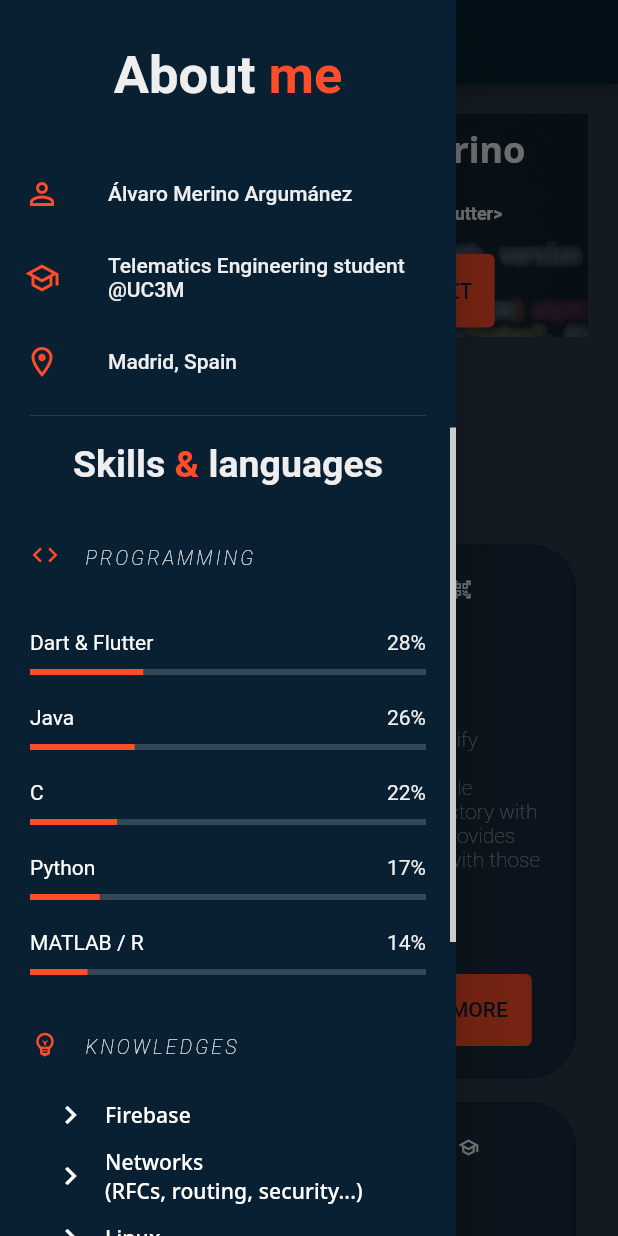
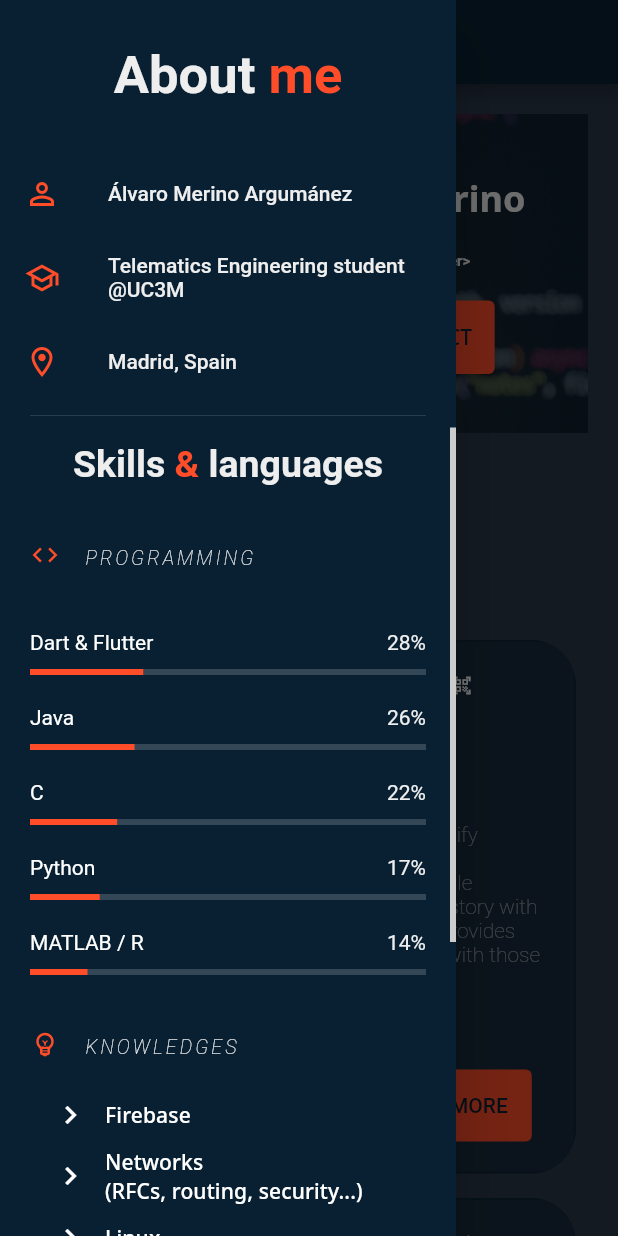
Before and after one commit to realvarx/portfolio-code, a Flutter app: the screen it shows after launch, after a tap on "ABOUT ME", on a phone screen of 412 x 824 dp. Run offline on Flutter 3.47's test engine with Material 2 defaults, Android fonts, the light colour scheme and no system bars; drawn by our look-alikes of animated_background, animated_text_kit, scroll_to_index; our stand-ins replace font_awesome_flutter, google_fonts, responsive_builder.

Commit message:
Responsivity changes

```diff
--- a/lib/main.dart
+++ b/lib/main.dart
@@ -1,8 +1,9 @@
 import 'package:flutter/foundation.dart';
 import 'package:flutter/material.dart';
 import 'package:google_fonts/google_fonts.dart';
-import 'package:personal_web/home_page.dart';
-import 'package:personal_web/values.dart';
+
+import 'home_page.dart';
+import 'values.dart';
 
 void main() => runApp(MyApp());
 
--- a/lib/sections/banner/animated_text.dart
+++ b/lib/sections/banner/animated_text.dart
@@ -1,7 +1,8 @@
 import 'package:animated_text_kit/animated_text_kit.dart';
 import 'package:flutter/material.dart';
-import 'package:personal_web/values.dart';
 import 'package:responsive_builder/responsive_builder.dart';
+
+import '../../values.dart';
 
 class BuildAnimatedText extends StatelessWidget {
   final Map<String, String> texts;
@@ -46,7 +47,7 @@ class BuildAnimatedText extends StatelessWidget {
                 : Theme.of(context).textTheme.bodyText2!.copyWith(
                       fontWeight: FontWeight.bold,
                       color: textColor,
-                      fontSize: 12.0
+                      fontSize: 10.0
                     ),
       ));
     });
--- a/lib/sections/banner/top_banner.dart
+++ b/lib/sections/banner/top_banner.dart
@@ -1,9 +1,10 @@
 import 'package:animated_text_kit/animated_text_kit.dart';
 import 'package:flutter/material.dart';
-import 'package:personal_web/sections/banner/animated_text.dart';
-import 'package:personal_web/values.dart';
 import 'package:responsive_builder/responsive_builder.dart';
 import 'package:scroll_to_index/scroll_to_index.dart';
+
+import '../../values.dart';
+import 'animated_text.dart';
 
 class TopBanner extends StatelessWidget {
   final AutoScrollController? controller;
@@ -17,7 +18,7 @@ class TopBanner extends StatelessWidget {
         return AspectRatio(
           aspectRatio:
               sizingInformation.deviceScreenType == DeviceScreenType.mobile
-                  ? 2.5
+                  ? 1.75
                   : 3,
           child: Stack(
             fit: StackFit.expand,
--- a/lib/sections/body/contact_me.dart
+++ b/lib/sections/body/contact_me.dart
@@ -14,6 +14,40 @@ class ContactMe extends StatelessWidget {
   @override
   Widget build(BuildContext context) {
     return ResponsiveBuilder(builder: (context, sizingInformation) {
+      double iconSize =
+          sizingInformation.deviceScreenType == DeviceScreenType.desktop
+              ? 100.0
+              : 50.0;
+      double boxSize =
+          sizingInformation.deviceScreenType == DeviceScreenType.desktop
+              ? 100.0
+              : 50.0;
+
+      List<Widget> contactList = [
+        ContactButton(
+            iconData: FontAwesomeIcons.github,
+            url: "https://github.com/realvarx",
+            tag: "@realvarx",
+            iconSize: iconSize,
+            sizingInformation: sizingInformation),
+        if (sizingInformation.deviceScreenType != DeviceScreenType.desktop)
+          SizedBox(height: 30.0),
+        ContactButton(
+            iconData: FontAwesomeIcons.linkedin,
+            url: "https://www.linkedin.com/in/alvaromerarg/",
+            tag: "alvaromerarg",
+            iconSize: iconSize,
+            sizingInformation: sizingInformation),
+        if (sizingInformation.deviceScreenType != DeviceScreenType.desktop)
+          SizedBox(height: 30.0),
+        ContactButton(
+            iconData: Icons.email_outlined,
+            url: "mailto:<alvaromerarg@gmail.com>",
+            tag: "alvaromerarg@gmail.com",
+            iconSize: iconSize,
+            sizingInformation: sizingInformation),
+      ];
+
       return Container(
         child: Stack(
           children: [
@@ -65,41 +99,15 @@ class ContactMe extends StatelessWidget {
                                         letterSpacing: 2),
                           )
                         ])))),
-                SizedBox(height: 100.0),
-                Row(
-                  mainAxisAlignment: MainAxisAlignment.spaceEvenly,
-                  children: [
-                    InkWell(
-                      splashColor: Colors.transparent,
-                      highlightColor: Colors.transparent,
-                      onTap: () => launchURL("https://github.com/realvarx"),
-                      child: FaIcon(
-                        FontAwesomeIcons.github,
-                        color: Colors.white,
-                        size: 100,
-                      ),
-                    ),
-                    //SizedBox(width: 90.0),
-                    InkWell(
-                      onTap: () => launchURL("https://www.linkedin.com/in/alvaromerarg/"),
-                      child: FaIcon(
-                        FontAwesomeIcons.linkedin,
-                        color: Colors.white,
-                        size: 100,
-                      ),
-                    ),
-                    //SizedBox(width: 90.0),
-                    InkWell(
-                      onTap: () => launchURL("mailto:<alvaromerarg@gmail.com>?subject=<subject>&body=<body>"),
-                      child: FaIcon(
-                        Icons.email_outlined,
-                        color: Colors.white,
-                        size: 100,
-                      ),
-                    ),
-                  ],
-                ),
-                SizedBox(height: 100.0),
+                SizedBox(height: boxSize),
+                sizingInformation.deviceScreenType == DeviceScreenType.desktop
+                    ? Row(
+                        mainAxisAlignment: MainAxisAlignment.spaceEvenly,
+                        children: contactList)
+                    : Column(
+                        crossAxisAlignment: CrossAxisAlignment.start,
+                        children: contactList),
+                SizedBox(height: boxSize),
               ],
             )
           ],
@@ -108,3 +116,64 @@ class ContactMe extends StatelessWidget {
     });
   }
 }
+
+class ContactButton extends StatelessWidget {
+  final IconData iconData;
+  final String url;
+  final String tag;
+  final double iconSize;
+  final SizingInformation sizingInformation;
+
+  const ContactButton(
+      {Key? key,
+      required this.iconData,
+      required this.url,
+      required this.tag,
+      required this.iconSize,
+      required this.sizingInformation})
+      : super(key: key);
+
+  @override
+  Widget build(BuildContext context) {
+    return InkWell(
+        splashColor: Colors.transparent,
+        highlightColor: Colors.transparent,
+        onTap: () => launchURL(url),
+        child: sizingInformation.deviceScreenType == DeviceScreenType.desktop
+            ? Column(
+                mainAxisAlignment: MainAxisAlignment.center,
+                children: [
+                  FaIcon(
+                    iconData,
+                    color: Colors.white,
+                    size: iconSize,
+                  ),
+                  Text(tag),
+                ],
+              )
+            : ListTile(
+                leading: FaIcon(
+                  iconData,
+                  color: Colors.white,
+                  size: iconSize,
+                ),
+                title: Center(child: Text(tag)),
+              ));
+  }
+}
+
+// Container(
+//               padding: EdgeInsets.symmetric(horizontal: 30.0),
+//               child: Row(
+//                   mainAxisAlignment: MainAxisAlignment.start,
+//                   children: [
+//                     FaIcon(
+//                       iconData,
+//                       color: Colors.white,
+//                       size: iconSize,
+//                     ),
+//                     SizedBox(width: 30.0),
+//                     Text(tag),
+//                   ],
+//                 ),
+//             )
--- a/lib/sections/body/projects.dart
+++ b/lib/sections/body/projects.dart
@@ -1,14 +1,13 @@
 import 'dart:ui';
 
 import 'package:flutter/material.dart';
-import 'package:personal_web/values.dart';
 import 'package:responsive_builder/responsive_builder.dart';
 import 'package:scroll_to_index/scroll_to_index.dart';
 
 import '../../data.dart';
+import '../../values.dart';
 
 class Projects extends StatelessWidget {
-
   final AutoScrollController? controller;
 
   const Projects({Key? key, this.controller}) : super(key: key);
@@ -76,7 +75,10 @@ class Projects extends StatelessWidget {
                       crossAxisCount: sizingInformation.deviceScreenType ==
                               DeviceScreenType.desktop
                           ? 3
-                          : 1),
+                          : sizingInformation.deviceScreenType ==
+                                  DeviceScreenType.mobile
+                              ? 1
+                              : 2),
                   itemBuilder: (context, index) {
                     return ProjectTile(
                       project: projects[index],
@@ -138,9 +140,13 @@ class ProjectTile extends StatelessWidget {
                           project.name!,
                           textAlign: TextAlign.center,
                           overflow: TextOverflow.ellipsis,
-                          style: Theme.of(context).textTheme.subtitle2!.copyWith(
+                          style: Theme.of(context)
+                              .textTheme
+                              .subtitle2!
+                              .copyWith(
                                   //fontWeight: FontWeight.bold,
-                              fontSize: sizingInformation.deviceScreenType ==
+                                  fontSize:
+                                      sizingInformation.deviceScreenType ==
                                               DeviceScreenType.mobile
                                           ? 13.0
                                           : 13.0),
@@ -169,19 +175,23 @@ class ProjectTile extends StatelessWidget {
                     ),
                   )),
                   footer: GridTileBar(
-                    title: Text(project.state!, style: TextStyle(color: project.stateColor),),
+                    title: Text(
+                      project.state!,
+                      style: TextStyle(color: project.stateColor),
+                    ),
                     trailing: TextButton(
-                      onPressed: () {
-
-                      },
+                      onPressed: () {},
                       child: Padding(
                         padding: const EdgeInsets.all(8.0),
-                        child: Text("SHOW MORE", style: TextStyle(color: backColor),),
+                        child: Text(
+                          "SHOW MORE",
+                          style: TextStyle(color: backColor),
                         ),
-                      style: TextButton.styleFrom(
-                        backgroundColor: primaryColor
                       ),
-                    ),),
+                      style:
+                          TextButton.styleFrom(backgroundColor: primaryColor),
+                    ),
+                  ),
                 ),
               )),
         ),
--- a/lib/sections/drawer/info_drawer.dart
+++ b/lib/sections/drawer/info_drawer.dart
@@ -1,6 +1,7 @@
 import 'package:flutter/material.dart';
-import 'package:personal_web/sections/drawer/skills_languages.dart';
-import 'package:personal_web/sections/drawer/personal_info.dart';
+
+import 'personal_info.dart';
+import 'skills_languages.dart';
 
 class InfoDrawer extends StatelessWidget {
   const InfoDrawer({Key? key}) : super(key: key);
--- a/lib/sections/drawer/personal_info.dart
+++ b/lib/sections/drawer/personal_info.dart
@@ -1,5 +1,6 @@
 import 'package:flutter/material.dart';
-import 'package:personal_web/values.dart';
+
+import '../../values.dart';
 
 class PersonalInfo extends StatelessWidget {
   const PersonalInfo({Key? key}) : super(key: key);
--- a/pubspec.yaml
+++ b/pubspec.yaml
@@ -1,5 +1,5 @@
 name: personal_web
-description: A new Flutter project.
+description: Portfolio.
 
 # The following line prevents the package from being accidentally published to
 # pub.dev using `pub publish`. This is preferred for private packages.
```
Also changed, not shown: lib/home_page.dart (+6 -5 lines), lib/sections/drawer/skills_languages.dart (+6 -4 lines), 4 other files. Lines whose indentation alone changed are shown as unchanged.
